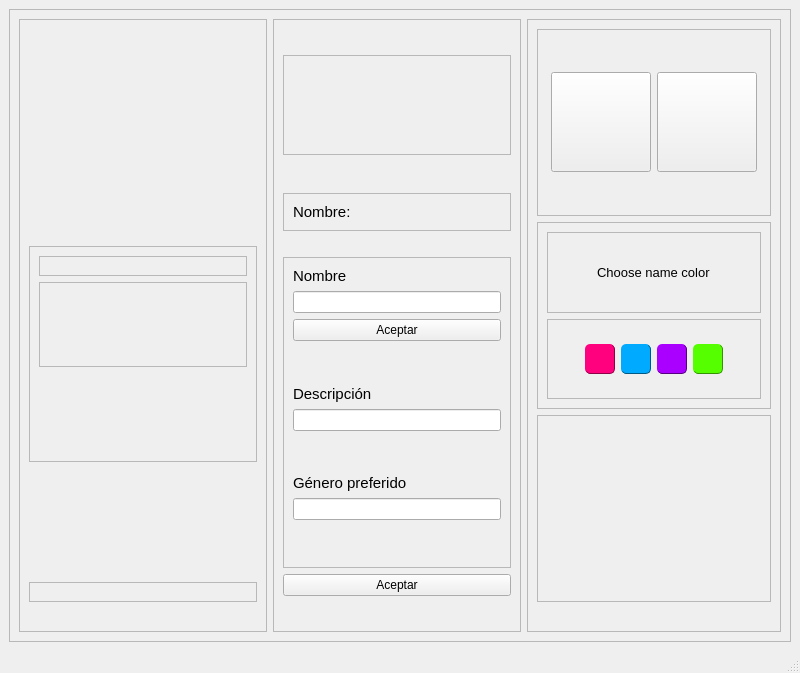
Above: views/cloudy_profile.ui from ximenaaloya/cloudymusic before the change. Below: the same form after it.
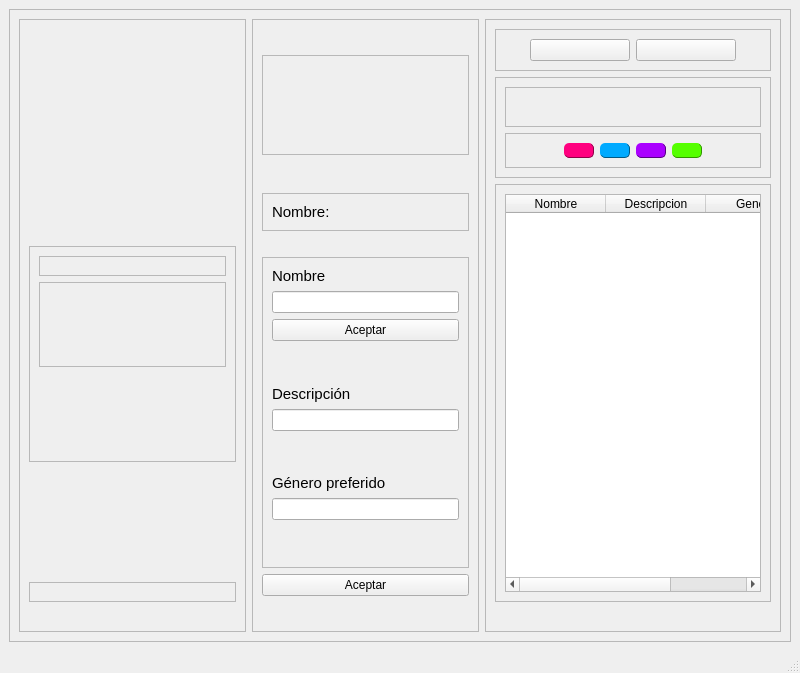
That is the form after the change. Icons and pictures are not drawn.

Diff of the .ui file:
```diff
--- a/views/cloudy_profile.ui
+++ b/views/cloudy_profile.ui
@@ -725,7 +725,7 @@
                              </font>
                             </property>
                             <property name="text">
-                             <string>Choose name color</string>
+                             <string/>
                             </property>
                            </widget>
                           </item>
@@ -876,6 +876,31 @@
                 <property name="frameShadow">
                  <enum>QFrame::Raised</enum>
                 </property>
+                <layout class="QHBoxLayout" name="horizontalLayout_21">
+                 <item>
+                  <layout class="QHBoxLayout" name="horizontalLayout_20">
+                   <item>
+                    <widget class="QTableWidget" name="table">
+                     <column>
+                      <property name="text">
+                       <string>Nombre</string>
+                      </property>
+                     </column>
+                     <column>
+                      <property name="text">
+                       <string>Descripcion</string>
+                      </property>
+                     </column>
+                     <column>
+                      <property name="text">
+                       <string>Genero</string>
+                      </property>
+                     </column>
+                    </widget>
+                   </item>
+                  </layout>
+                 </item>
+                </layout>
                </widget>
               </item>
               <item>
```
